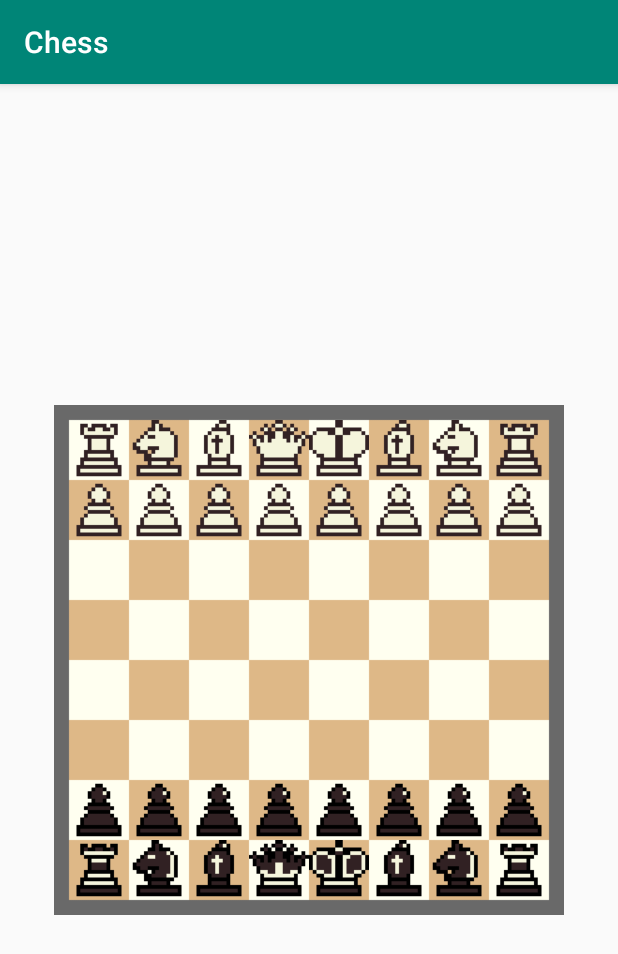
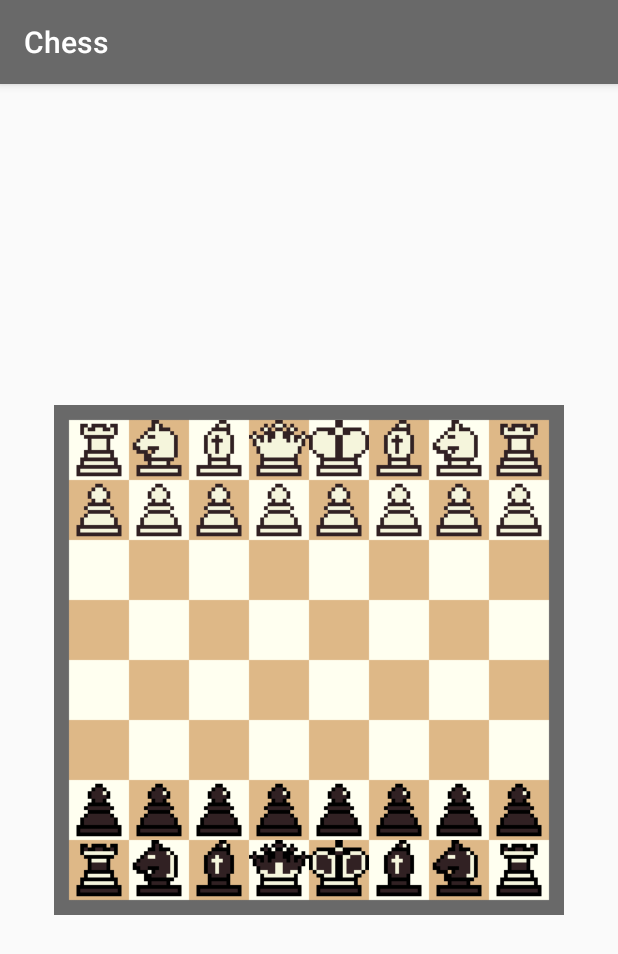
Before and after one commit to BreadKey/android-chess, an Android app: the screen it shows after launch (ChessActivity), on a phone screen of 412 x 824 dp. Shown: the top 954 px of the screen. Run offline under Robolectric (Android 15) with nearby library versions, the phone set to English and light mode, and no system bars.

Commit message:
상단바 색상 변경

```diff
--- a/app/src/main/res/values/styles.xml
+++ b/app/src/main/res/values/styles.xml
@@ -3,9 +3,9 @@
     <!-- Base application theme. -->
     <style name="AppTheme" parent="Theme.AppCompat.Light.DarkActionBar">
         <!-- Customize your theme here. -->
-        <item name="colorPrimary">@color/colorPrimary</item>
-        <item name="colorPrimaryDark">@color/colorPrimaryDark</item>
-        <item name="colorAccent">@color/colorAccent</item>
+        <item name="colorPrimary">#696969</item>
+        <item name="colorPrimaryDark">#696969</item>
+        <item name="colorAccent">#ff9191</item>
     </style>
 
 </resources>
```
